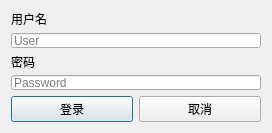
Before: the Qt Designer form src/ui/loginWindow.ui in CcooLcyy/checker, drawn with Qt 5.
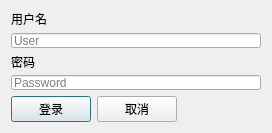
After: the same form once the commit is applied.

Patch:
```diff
--- a/src/ui/loginWindow.ui
+++ b/src/ui/loginWindow.ui
@@ -45,6 +45,19 @@
        </property>
       </widget>
      </item>
+     <item>
+      <spacer name="horizontalSpacer">
+       <property name="orientation">
+        <enum>Qt::Horizontal</enum>
+       </property>
+       <property name="sizeHint" stdset="0">
+        <size>
+         <width>40</width>
+         <height>20</height>
+        </size>
+       </property>
+      </spacer>
+     </item>
     </layout>
    </item>
    <item row="0" column="0">
```
